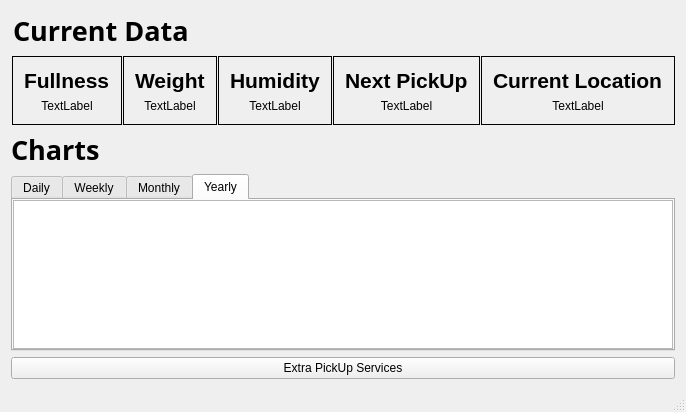
Old version of the form mainwindow.ui in the repository EduPonz/SmartTrashCan_B376.
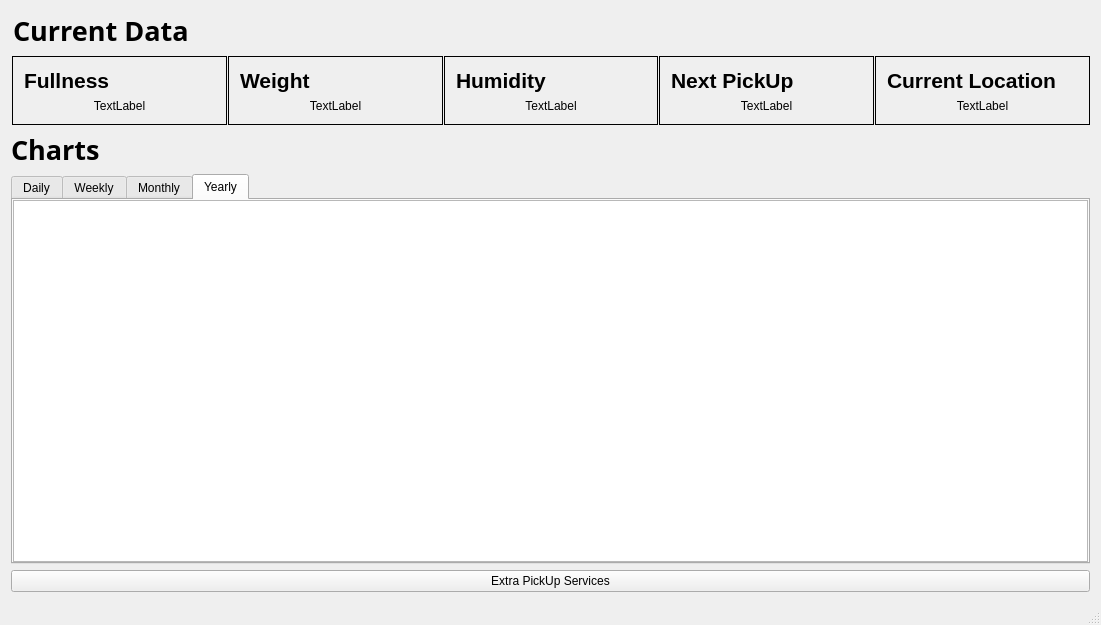
New version of the form. Icons and pictures are not drawn.

Commit message: Makes the default size of the main window bigger

Diff of the .ui file:
```diff
--- a/mainwindow.ui
+++ b/mainwindow.ui
@@ -6,8 +6,8 @@
    <rect>
     <x>0</x>
     <y>0</y>
-    <width>582</width>
-    <height>412</height>
+    <width>1101</width>
+    <height>625</height>
    </rect>
   </property>
   <property name="sizePolicy">
```
Left out of the diff: 2 changed lines with no effect on the pictures.
